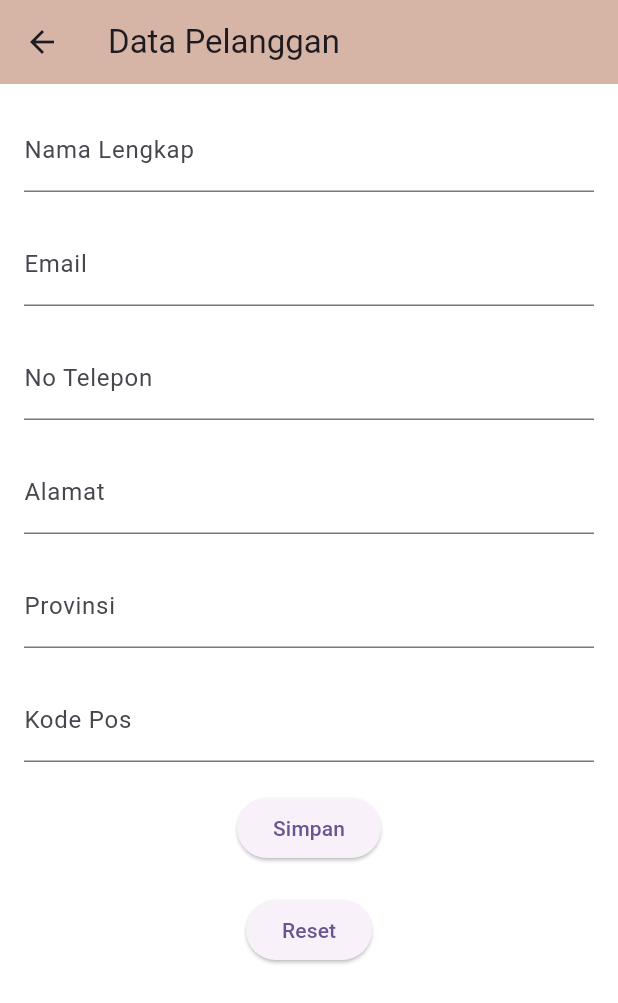
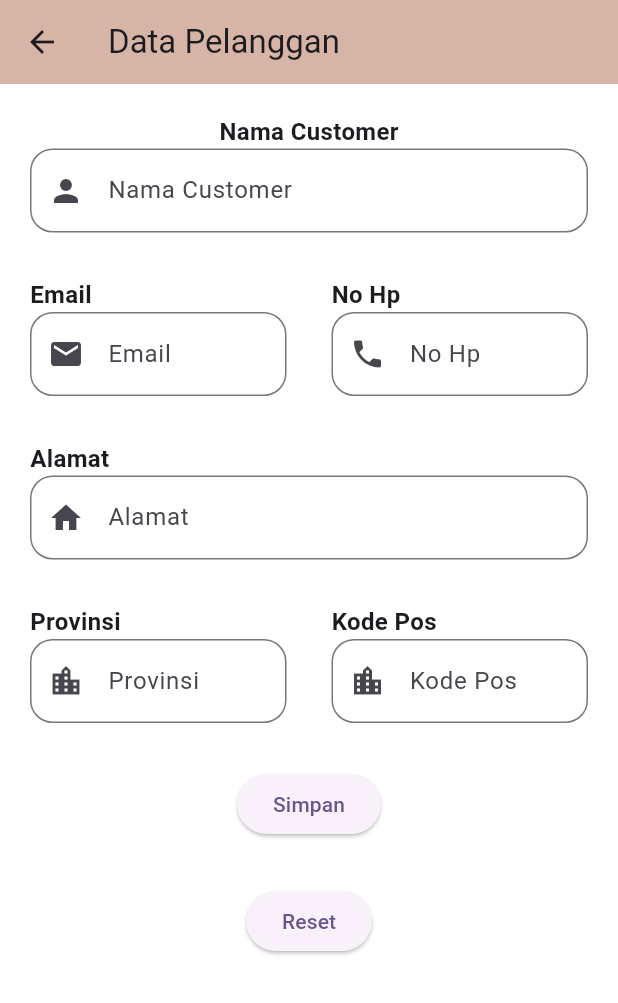
Before and after one commit to IrfanHidayatulahP/20220140142_UCP1Flutter, a Flutter app: the DataPelanggan screen opened directly, on a phone screen of 412 x 824 dp. Shown: the top 1003 px of the screen. Run offline on Flutter 3.47's test engine with Material 3 defaults, Android fonts, the phone set to English and light mode, and no system bars.

Commit message:
mendesaign ulang tampilan halaman Data Pelanggan

```diff
--- a/lib/data_pelanggan.dart
+++ b/lib/data_pelanggan.dart
@@ -30,15 +30,29 @@ class _DataPelangganState extends State<DataPelanggan> {
         backgroundColor: const Color.fromARGB(255, 214, 181, 167),
       ),
       body: Padding(
-        padding: const EdgeInsets.all(16.0),
+        padding: const EdgeInsets.all(20.0),
         child: SingleChildScrollView(
           child: Form(
             key: _formKey,
             child: Column(
+              mainAxisAlignment: MainAxisAlignment.start,
               children: [
+                const Text(
+                  'Nama Customer',
+                  style: TextStyle(
+                    fontSize: 16,
+                    fontWeight: FontWeight.bold,
+                  ),
+                ),
                 TextFormField(
                   controller: namaController,
-                  decoration: const InputDecoration(labelText: 'Nama Lengkap'),
+                  decoration: const InputDecoration(
+                    labelText: 'Nama Customer',
+                    prefixIcon: Icon(Icons.person),
+                      border: OutlineInputBorder(
+                      borderRadius: BorderRadius.all(Radius.circular(15.0)),
+                      ),
+                    ),
                   validator: (value) {
                     if (value == null || value.isEmpty) {
                       return 'Silahkan Masukkan Nama Lengkap Anda';
@@ -46,10 +60,29 @@ class _DataPelangganState extends State<DataPelanggan> {
                     return null;
                   },
                 ),
-                const SizedBox(height: 20),
+                const SizedBox(height: 30),
+                Row(
+                  children: [
+                    Expanded(
+                      child: Column(
+                        crossAxisAlignment: CrossAxisAlignment.start,
+                        children: [
+                          const Text(
+                            'Email',
+                            style: TextStyle(
+                              fontSize: 16,
+                              fontWeight: FontWeight.bold,
+                            ),
+                          ),
                           TextFormField(
                             controller: emailController,
-                  decoration: const InputDecoration(labelText: 'Email'),
+                            decoration: const InputDecoration(
+                              labelText: 'Email',
+                              prefixIcon: Icon(Icons.email),
+                                border: OutlineInputBorder(
+                                  borderRadius: BorderRadius.all(Radius.circular(15.0)),
+                                ),
+                              ),
                             validator: (value) {
                               if (value == null || value.isEmpty) {
                                 return 'Silahkan Masukkan Email Anda';
@@ -57,10 +90,30 @@ class _DataPelangganState extends State<DataPelanggan> {
                               return null;
                             },
                           ),
-                const SizedBox(height: 20),
+                        ],
+                      ),
+                    ),
+                    const SizedBox(width: 30),
+                    Expanded(
+                      child: Column(
+                        crossAxisAlignment: CrossAxisAlignment.start,
+                        children: [
+                          const Text(
+                            'No Hp',
+                            style: TextStyle(
+                              fontSize: 16,
+                              fontWeight: FontWeight.bold,
+                            ),
+                          ),
                           TextFormField(
                             controller: noTelpController,
-                  decoration: const InputDecoration(labelText: 'No Telepon'),
+                            decoration: const InputDecoration(
+                              labelText: 'No Hp',
+                              prefixIcon: Icon(Icons.phone),
+                                border: OutlineInputBorder(
+                                  borderRadius: BorderRadius.all(Radius.circular(15.0)),
+                                ),
+                              ),
                             validator: (value) {
                               if (value == null || value.isEmpty) {
                                 return 'Silahkan Masukkan No Telepon Anda';
@@ -68,10 +121,31 @@ class _DataPelangganState extends State<DataPelanggan> {
                               return null;
                             },
                           ),
-                const SizedBox(height: 20),
+                        ],
+                      ),
+                    ),
+                  ],
+                ),
+                const SizedBox(height: 30),
+                Column(
+                  crossAxisAlignment: CrossAxisAlignment.start,
+                  children: [
+                    const Text(
+                      'Alamat',
+                      style: TextStyle(
+                        fontSize: 16,
+                        fontWeight: FontWeight.bold,
+                      ),
+                    ),
                     TextFormField(
                       controller: alamatController,
-                  decoration: const InputDecoration(labelText: 'Alamat'),
+                      decoration: const InputDecoration(
+                        labelText: 'Alamat',
+                        prefixIcon: Icon(Icons.home),
+                        border: OutlineInputBorder(
+                          borderRadius: BorderRadius.all(Radius.circular(15.0)),
+                        ),
+                      ),
                       validator: (value) {
                         if (value == null || value.isEmpty) {
                           return 'Silahkan Masukkan Alamat Anda';
@@ -79,11 +153,31 @@ class _DataPelangganState extends State<DataPelanggan> {
                         return null;
                       },
                     ),
-                const SizedBox(height: 20),
+                  ],
+                ),
+                const SizedBox(height: 30),
+                Row(
+                  children: [
+                    Expanded(
+                      child: Column(
+                        crossAxisAlignment: CrossAxisAlignment.start,
+                        children: [
+                          const Text(
+                            'Provinsi',
+                            style: TextStyle(
+                              fontSize: 16,
+                              fontWeight: FontWeight.bold,
+                            ),
+                          ),
                           TextFormField(
                             controller: provinsiController,
-                  decoration:
-                      const InputDecoration(labelText: 'Provinsi'),
+                            decoration:const InputDecoration(
+                              labelText: 'Provinsi',
+                              prefixIcon: Icon(Icons.location_city),
+                              border: OutlineInputBorder(
+                                borderRadius: BorderRadius.all(Radius.circular(15.0)),
+                              ),
+                            ),
                             validator: (value) {
                               if (value == null || value.isEmpty) {
                                 return 'Silahkan Masukkan Provinsi Anda';
@@ -91,11 +185,30 @@ class _DataPelangganState extends State<DataPelanggan> {
                               return null;
                             },
                           ),
-                const SizedBox(height: 20),
+                        ],
+                      ),
+                    ),
+                    const SizedBox(width: 30),
+                    Expanded(
+                      child: Column(
+                        crossAxisAlignment: CrossAxisAlignment.start,
+                        children: [
+                          const Text(
+                            'Kode Pos',
+                            style: TextStyle(
+                              fontSize: 16,
+                              fontWeight: FontWeight.bold,
+                            ),
+                          ),
                           TextFormField(
                             controller: kodeposController,
-                  decoration:
-                      const InputDecoration(labelText: 'Kode Pos'),
+                            decoration: const InputDecoration(
+                                labelText: 'Kode Pos',
+                                prefixIcon: Icon(Icons.location_city),
+                                border: OutlineInputBorder(
+                                borderRadius: BorderRadius.all(Radius.circular(15.0)),
+                              ),
+                            ),
                             validator: (value) {
                               if (value == null || value.isEmpty) {
                                 return 'Silahkan Masukkan Kode Pos Anda';
@@ -103,25 +216,33 @@ class _DataPelangganState extends State<DataPelanggan> {
                               return null;
                             },
                           ),
-                const SizedBox(height: 20),
+                        ],
+                      ),
+                    ),
+                  ],
+                ),
+                const SizedBox(height: 30),
                 ElevatedButton(
                   onPressed: () {
                     if (_formKey.currentState!.validate()) {
-                      ScaffoldMessenger.of(context).showSnackBar(
-                        const SnackBar(content: Text('Data Pelanggan Disimpan')),
+                      Navigator.push(
+                        context,
+                        MaterialPageRoute(
+                          builder: (context) => const DataPelanggan(),
+                        )
                       );
                     }
                   },
                   child: const Text('Simpan'),
                 ),
-                const SizedBox(height: 20),
+                const SizedBox(height: 30),
                 ElevatedButton(
                   onPressed: () {
                     Navigator.pop(context);
                   },
                   child: const Text('Reset'),
                 ),
-                const SizedBox(height: 20),
+                const SizedBox(height: 30),
               ],
             ),
           ),
```
Lines whose indentation alone changed are shown as unchanged.
